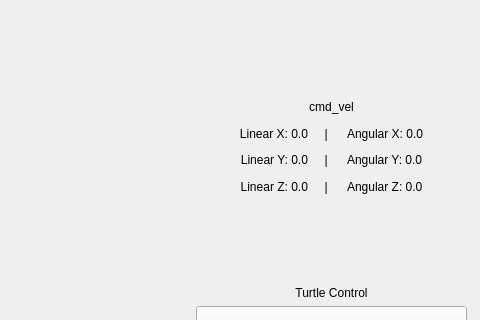
This is DAY_2/HW_001/qt_turtlesim_controller/ui/mainwindow.ui in kinesis19/ROBIT_ROS2_HW as Qt 5 draws it before an edit; both pictures show x 464 to 944 and y 184 to 504 of the 944 by 704 pixel window. The edited form follows.
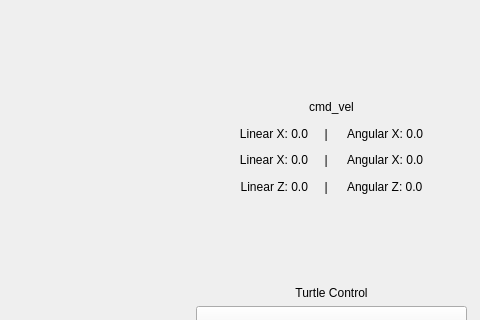
This is the edited form. Icons and pictures are not drawn.

What changed in the file:
```diff
--- a/DAY_2/HW_001/qt_turtlesim_controller/ui/mainwindow.ui
+++ b/DAY_2/HW_001/qt_turtlesim_controller/ui/mainwindow.ui
@@ -162,7 +162,7 @@
      <item>
       <widget class="QLabel" name="label_9">
        <property name="text">
-        <string>Linear Y: 0.0     |      Angular Y: 0.0</string>
+        <string>Linear X: 0.0     |      Angular X: 0.0</string>
        </property>
        <property name="alignment">
         <set>Qt::AlignCenter</set>
```
Left out of the diff: 19 changed lines with no effect on the pictures.
